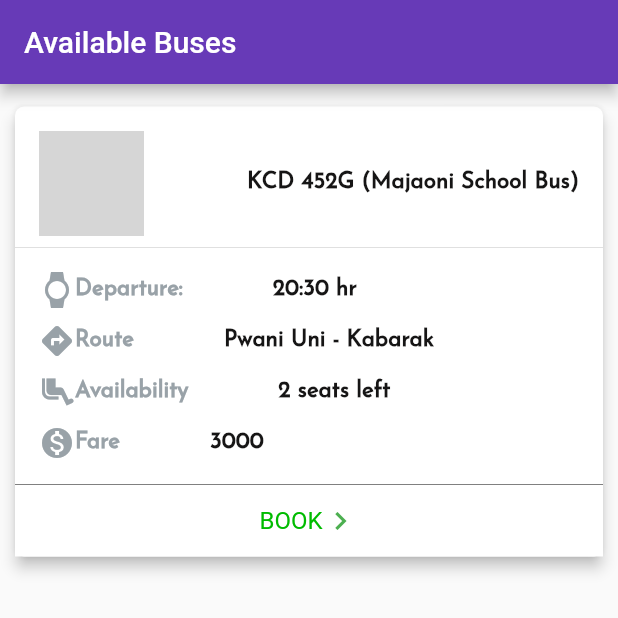
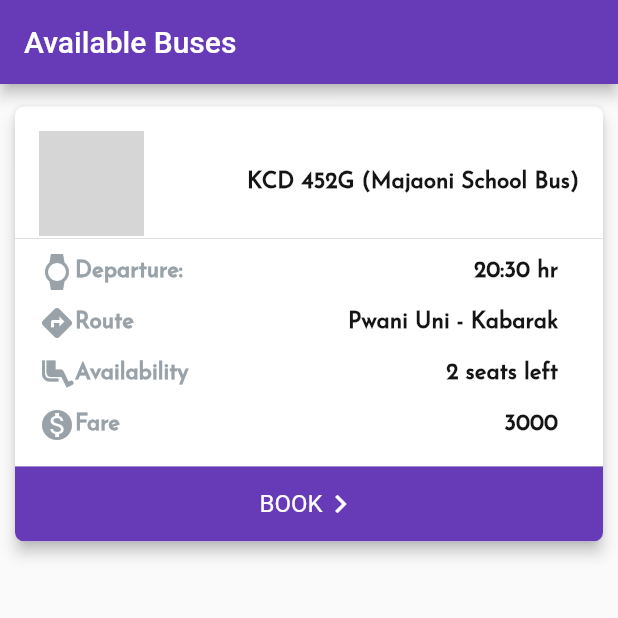
Before and after one commit to james-muriithi/curved-bottomnav-flutter, a Flutter app: the screen it shows after launch, on a phone screen of 412 x 824 dp, the top half of it. Run offline on Flutter 3.47's test engine with Material 2 defaults, Android fonts, the phone set to English and light mode, and no system bars; our stand-ins replace bubble_bottom_bar, fluttertoast; network calls fail; grey boxes are pictures that could not be loaded.

Commit message:
new changes

```diff
--- a/lib/available_buses.dart
+++ b/lib/available_buses.dart
@@ -11,10 +11,14 @@ class Results extends StatelessWidget {
           title: Text('Available Buses'),
           backgroundColor: Colors.deepPurple,
         ),
-          body: Container(
-            margin: const EdgeInsets.only(top: 15.0,right: 10.0,left: 10.0),
-            child: ResultCard('busName', 'numberPlate', 'from', '', 'availability', 'fare'),
+        body: ListView(children: <Widget>[
+          Container(
+            margin: const EdgeInsets.only(top: 15.0, right: 10.0, left: 10.0),
+            child: ResultCard(
+                'busName', 'numberPlate', 'from', '', 'availability', 'fare'),
+          )
+        ]),
       ),
-        ));
+    );
   }
 }
--- a/lib/card.dart
+++ b/lib/card.dart
@@ -32,11 +32,6 @@ TextStyle normalBlackSmallTextStyle = TextStyle(
   fontSize: 12.0,
 );
 
-TextStyle boldGreenLargeTextStyle = TextStyle(
-  color: green,
-  fontSize: 16.0,
-);
-
 class ResultCard extends StatefulWidget {
   final String busName, numberPlate, from, to, availability, fare;
   ResultCard(this.busName, this.numberPlate, this.from, this.to,
@@ -51,6 +46,7 @@ class ResultCardState extends State<ResultCard> {
   Widget build(BuildContext context) {
     return Material(
       elevation: 4.0,
+      clipBehavior: Clip.antiAlias,
       color: Colors.white,
       borderRadius: BorderRadius.all(
         Radius.circular(6.0),
@@ -86,7 +82,9 @@ class ResultCardState extends State<ResultCard> {
                   ],
                 ),
               ),
-              Divider(),
+              Divider(
+                height: 4.0,
+              ),
               Padding(
                 padding: const EdgeInsets.only(
                     top: 8.0, bottom: 0.0, left: 16.0, right: 16.0),
@@ -120,24 +118,37 @@ class ResultCardState extends State<ResultCard> {
                 height: 16.0,
               ),
               Divider(
-                color: Colors.black,
                 height: 0.0,
               ),
               Container(
-                color: Colors.white,
-                padding: const EdgeInsets.all(12.0),
+                width: MediaQuery.of(context).size.width,
+                color: Colors.deepPurple,
+                child: SizedBox(
+                  width: double.infinity,
+                  height: 50,
+                  child: InkWell(
+                    onTap: () {
+                      Navigator.of(context).pushNamed(
+                        '/secon',
+                      );
+                    },
                     child: Row(
                       mainAxisAlignment: MainAxisAlignment.center,
                       children: <Widget>[
                         Text(
                           'Book'.toUpperCase(),
-                      style: boldGreenLargeTextStyle,
+                          style: TextStyle(
+                            color: Colors.white,
+                            fontSize: 16.0,
+                          ),
                         ),
                         Icon(
                           Icons.keyboard_arrow_right,
-                      color: Colors.green,
+                          color: Colors.white,
                         ),
                       ],
+                    ),
+                  ),
                 ),
               ),
             ],
@@ -148,8 +159,9 @@ class ResultCardState extends State<ResultCard> {
   }
 
   Widget _showDetals(IconData icon, String label, String value) {
-    return Row(
-      children: <Widget>[
+    return Container(
+        width: MediaQuery.of(context).size.width * 0.84,
+        child: Row(children: <Widget>[
           Icon(
             icon,
             color: Color.fromRGBO(153, 162, 168, 1),
@@ -158,8 +170,11 @@ class ResultCardState extends State<ResultCard> {
             label,
             style: lightJosefin,
           ),
-      SizedBox(width: 60,),
-      Text(value, style: boldBlackLargeTextStyle),
-    ]);
+          Expanded(
+            child: Container(
+                alignment: Alignment.centerRight,
+                child: Text(value, style: boldBlackLargeTextStyle)),
+          )
+        ]));
   }
 }
--- a/lib/route_generator.dart
+++ b/lib/route_generator.dart
@@ -1,5 +1,5 @@
 import 'package:flutter/material.dart';
-// import 'package:bottom_nav/seat_arrangement.dart';
+import 'package:bottom_nav/seat_arrangement.dart';
 import 'available_buses.dart';
 
 class RouteGenerator {
@@ -14,7 +14,8 @@ class RouteGenerator {
       case '/second':
         // If args is not of the correct type, return an error page.
         // You can also throw an exception while in development.
-        return _errorRoute();
+        print('object');
+        return MaterialPageRoute(builder: (_) => MyHomePage(title: 'Seat Arrangement'));
       default:
         // If there is no such named route in the switch statement, e.g. /third
         return _errorRoute();
```
Lines whose indentation alone changed are shown as unchanged.
